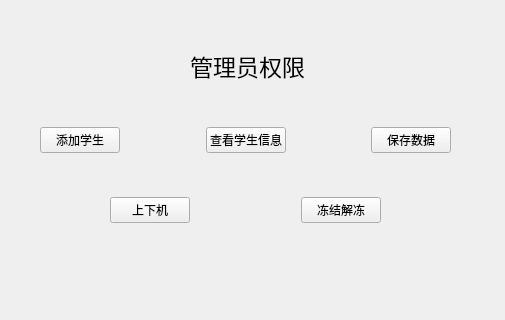
Old version of the form menu.ui in the repository kagura114/NetCard.
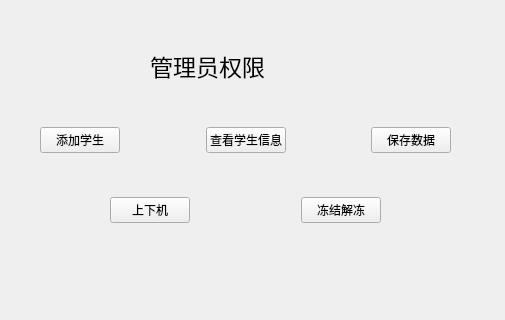
New version of the form.

```diff
--- a/menu.ui
+++ b/menu.ui
@@ -16,9 +16,9 @@
   <widget class="QLabel" name="label">
    <property name="geometry">
     <rect>
-     <x>190</x>
+     <x>150</x>
      <y>50</y>
-     <width>121</width>
+     <width>221</width>
      <height>31</height>
     </rect>
    </property>
```
